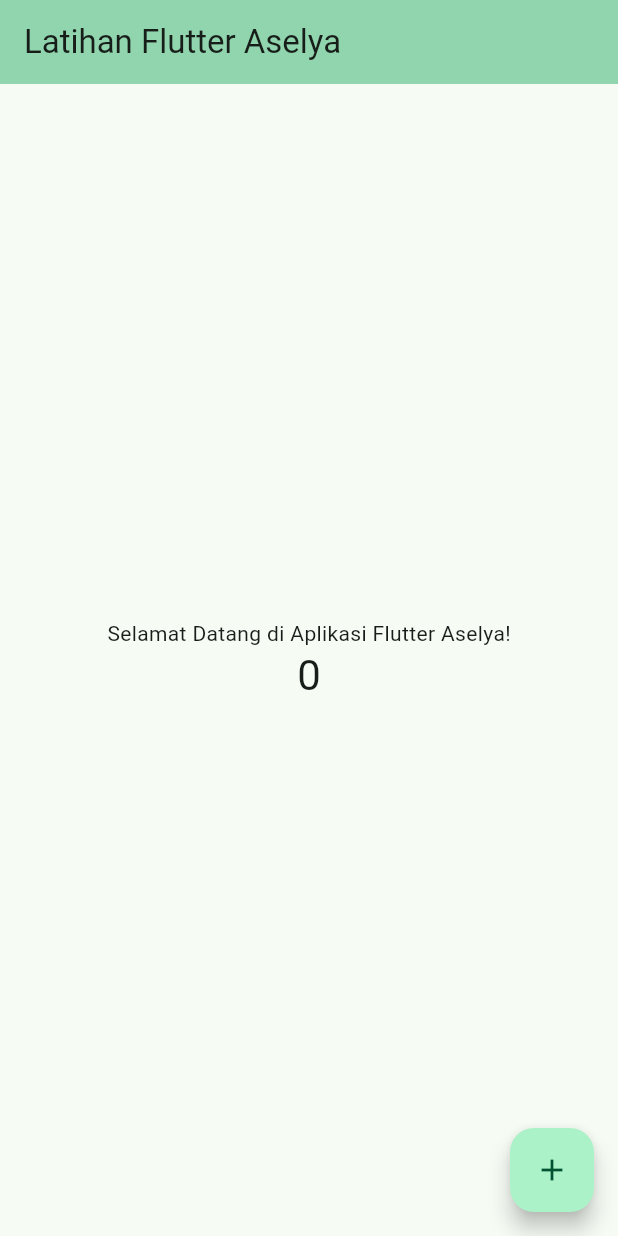
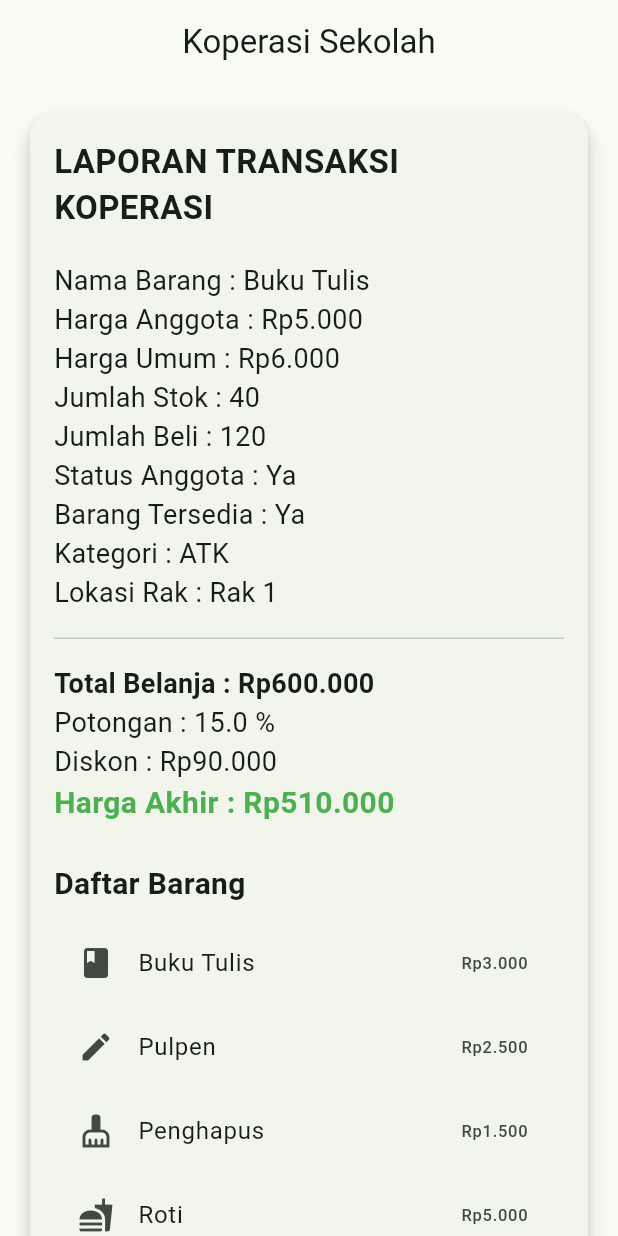
Before and after one commit to aselyarpl1-pixel/Latihan01_06, a Flutter app: the screen it shows after launch, on a phone screen of 412 x 824 dp. Run offline on Flutter 3.47's test engine with Material 3 defaults, Android fonts, the phone set to English and light mode, and no system bars.

Commit message:
Initial commit

```diff
--- a/lib/main.dart
+++ b/lib/main.dart
@@ -1,5 +1,8 @@
 import 'package:flutter/material.dart';
 
+// =======================
+// Fungsi Perhitungan
+// =======================
 
 double hitungTotal(int jumlah, double harga) {
   return jumlah * harga;
@@ -9,304 +12,246 @@ double hitungHargaAkhir(double total, double persenPotongan) {
   return total - (total * persenPotongan / 100);
 }
 
-void main() {
-  // Data Barang // Pemilihan tipe data yang tepat membuat data lebih mudah diolah dan mengurangi kesalahan saat kasir menghitung transaksi.
-  String namaBarang = "Buku Tulis"; // Saya menggunakan tipe data String untuk nama barang,
-  int hargaAnggota = 5000; // int untuk harga dan stok karena berupa angka,
-  int hargaUmum = 6000;
-  int jumlahStok = 40;
-  String kategori = "atk";
-  String rak = "Rak 1";
-
-  // Menentukan apakah barang tersedia
-  bool tersedia = jumlahStok > 0; // serta bool untuk menunjukkan apakah barang tersedia atau tidak.
-
-  // jumlah yang dibeli
-  int jumlahBeli = 120;
-
-  // Status pembeli
-  bool anggota = true;
-
-  // Menentukan harga sesuai jenis pembeli
-  int harga;
-
+// HOTS-1
+double hitungHarga(bool anggota, double hAnggota, double hUmum) {
   if (anggota) {
-    harga = hargaAnggota;
-  // ignore: dead_code
+    return hAnggota;
   } else {
-    harga = hargaUmum;
+    return hUmum;
   }
-
-  // Perhitungan
-  int totalAnggota = jumlahBeli * hargaAnggota;
-  int totalUmum = jumlahBeli * hargaUmum;
-  int selisih = totalUmum - totalAnggota;
-
-  // Hitung total belanja menggunakan fungsi
-  double total = hitungTotal(jumlahBeli, harga.toDouble());
-
-  double diskon = 0;
-  double hargaAkhir = 0;
-  double persenPotongan = 0;
-
-  if (anggota && total > 500000) {
-    persenPotongan = 15;
-  } else if (total > 200000) {
-    persenPotongan = 10;
-  } else if (total > 100000) {
-    persenPotongan = 5;
-  }
-
-  hargaAkhir = hitungHargaAkhir(total, persenPotongan);
-  diskon = total - hargaAkhir;
-
-  //pemisah ribuan
-  String rupiah(int angka) {
-  return "Rp${angka.toString().replaceAllMapped(
-    RegExp(r'\B(?=(\d{3})+(?!\d))'),
-    (match) => '.',
-  )}";
 }
 
-//switch case untuk kategori barang
-// Switch-case lebih rapi digunakan karena hanya memeriksa satu variabel,
-// yaitu kategori, dengan beberapa kemungkinan nilai.
-// Jika menggunakan banyak if-else, kode akan lebih panjang dan lebih sulit dibaca.
+/*
+Memindahkan keputusan ke fungsi mengurangi risiko salah karena
+logika penentuan harga hanya ditulis di satu tempat.
+Jika aturan harga berubah, cukup mengubah fungsi ini.
+*/
 
-switch (kategori) {
-  case "atk":
-    rak = "Rak 1";
-    break;
-  case "makanan":
-    rak = "Rak 2";
-    break;
-  case "minuman":
-    rak = "Rak 3";
-    break;
-  default:
-    rak = "Rak Lain";
+// HOTS-2
+double bayarAkhir(
+    int jumlah,
+    double harga,
+    double persenPotongan,
+) {
+  double total = hitungTotal(jumlah, harga);
+  return hitungHargaAkhir(total, persenPotongan);
 }
 
-  // ======================
-  // Daftar Barang Bernomor
-  // ======================
+/*
+Menyusun fungsi dari fungsi lain membuat program lebih rapi,
+mengurangi pengulangan kode, dan mudah dirawat.
+*/
 
-  List<String> daftarBarang = [
-    "Buku Tulis",
-    "Pulpen",
-    "Penghapus",
-    "Roti"
-  ];
-
-  List<int> daftarHarga = [
-    3000,
-    2500,
-    1500,
-    5000
-  ];
-
-  print("=== DAFTAR BARANG ===");
-
-  for (int i = 0; i < daftarBarang.length; i++) {
-    print("${i + 1}. ${daftarBarang[i]} - ${rupiah(daftarHarga[i])}");
-  }
-
-  //menampilkan hasil
-  print("=== Kartu Data Barang ===");
-  print("Nama Barang: $namaBarang");
-  print("Harga Anggota: ${rupiah(hargaAnggota)}");
-  print("Harga Umum: ${rupiah(hargaUmum)}");
-  print("Jumlah Stok: $jumlahStok");
-  print("Tersedia: $tersedia");
-  print("Total (anggota): $jumlahBeli pcs : ${rupiah(totalAnggota)}");
-  print("Selisih vs umum: ${rupiah(selisih)}");
-  print("Status Anggota: $anggota");
-  print("Harga yang digunakan: ${rupiah(harga)}");
-  print("Total Belanja : ${rupiah(total.toInt())}");
-  print("Persen Potongan : $persenPotongan%");
-  print("Diskon : Rp${diskon.toInt()}");
-  print("Harga Akhir : Rp${hargaAkhir.toInt()}");
-  print("Kategori : $kategori");
-  print("Lokasi Rak : $rak");
-
-  if (tersedia) {
-    print("Status : Barang tersedia");
-  } else {
-    print("Status : Barang tidak tersedia");
-  }
-
-
-  // ======================
-  // Perulangan While
-  // ======================
-
-  // Bahaya jika kondisi while keliru:
-  // Perulangan bisa terus berjalan atau menjual barang melebihi stok,
-  // sehingga stok menjadi negatif dan data penjualan tidak valid.
-
-  // Untuk mencegahnya, kondisi while dibuat "stok > 0".
-  // Dengan begitu penjualan akan berhenti tepat saat stok habis (0),
-  // sehingga koperasi tidak dapat menjual barang melebihi stok.
-
-  int stok = 3;
-
-  print("---- Penjualan Buku Tulis ----");
-
-  while (stok > 0) {
-    stok--;
-    print("Terjual 1, sisa stok: $stok");
-  }
-
-  // ======================
-  // Total Nilai Seluruh Stok
-  // ======================
-
-  List<int> daftarStok = [
-    2, // Buku Tulis
-    3, // Pulpen
-    4, // Penghapus
-    5  // Roti
-  ];
-
-  int totalNilaiStok = 0;
-
-  for (int i = 0; i < daftarBarang.length; i++) {
-    totalNilaiStok += daftarHarga[i] * daftarStok[i];
-  }
-
-  print("=== TOTAL NILAI SELURUH STOK ===");
-  print("Total nilai seluruh stok: ${rupiah(totalNilaiStok)}");
-
-  // ======================
-  // Barang dengan Stok Menipis
-  // ======================
-
-  print("=== BARANG DENGAN STOK MENIPIS ===");
-
-  for (int i = 0; i < daftarBarang.length; i++) {
-    if (daftarStok[i] < 5) {
-      print("${daftarBarang[i]} - Stok: ${daftarStok[i]}");
-    }
-  }
-
-  print(
-      "Laporan ini membantu koperasi mengetahui barang yang hampir habis sehingga dapat segera melakukan restok.");
-
+void main() {
   runApp(const MyApp());
 }
-
 class MyApp extends StatelessWidget {
   const MyApp({super.key});
 
-  // This widget is the root of your application.
   @override
   Widget build(BuildContext context) {
     return MaterialApp(
-      title: 'Flutter Demo',
+      debugShowCheckedModeBanner: false,
+      title: 'Koperasi Sekolah',
       theme: ThemeData(
-        // This is the theme of your application.
-        //
-        // TRY THIS: Try running your application with "flutter run". You'll see
-        // the application has a purple toolbar. Then, without quitting the app,
-        // try changing the seedColor in the colorScheme below to Colors.green
-        // and then invoke "hot reload" (save your changes or press the "hot
-        // reload" button in a Flutter-supported IDE, or press "r" if you used
-        // the command line to start the app).
-        //
-        // Notice that the counter didn't reset back to zero; the application
-        // state is not lost during the reload. To reset the state, use hot
-        // restart instead.
-        //
-        // This works for code too, not just values: Most code changes can be
-        // tested with just a hot reload.
-        colorScheme: ColorScheme.fromSeed(seedColor: Colors.greenAccent),
+        colorScheme: ColorScheme.fromSeed(seedColor: Colors.green),
       ),
-      home: const MyHomePage(title: 'Latihan Flutter Aselya'),
+      home: const HomePage(),
     );
   }
 }
 
-class MyHomePage extends StatefulWidget {
-  const MyHomePage({super.key, required this.title});
+class HomePage extends StatelessWidget {
+  const HomePage({super.key});
 
-  // This widget is the home page of your application. It is stateful, meaning
-  // that it has a State object (defined below) that contains fields that affect
-  // how it looks.
-
-  // This class is the configuration for the state. It holds the values (in this
-  // case the title) provided by the parent (in this case the App widget) and
-  // used by the build method of the State. Fields in a Widget subclass are
-  // always marked "final".
-
-  final String title;
-
-  @override
-  State<MyHomePage> createState() => _MyHomePageState();
-}
-
-class _MyHomePageState extends State<MyHomePage> {
-  int _counter = 0;
-
-  void _incrementCounter() {
-    setState(() {
-      // This call to setState tells the Flutter framework that something has
-      // changed in this State, which causes it to rerun the build method below
-      // so that the display can reflect the updated values. If we changed
-      // _counter without calling setState(), then the build method would not be
-      // called again, and so nothing would appear to happen.
-      _counter++;
-    });
+  String rupiah(int angka) {
+    return "Rp${angka.toString().replaceAllMapped(
+      RegExp(r'\B(?=(\d{3})+(?!\d))'),
+      (match) => '.',
+    )}";
   }
 
   @override
   Widget build(BuildContext context) {
-    // This method is rerun every time setState is called, for instance as done
-    // by the _incrementCounter method above.
-    //
-    // The Flutter framework has been optimized to make rerunning build methods
-    // fast, so that you can just rebuild anything that needs updating rather
-    // than having to individually change instances of widgets.
-    return Scaffold(
+
+    String namaBarang = "Buku Tulis";
+    int hargaAnggota = 5000;
+    int hargaUmum = 6000;
+    int jumlahStok = 40;
+    int jumlahBeli = 120;
+
+    bool anggota = true;
+    bool tersedia = jumlahStok > 0;
+
+    String kategori = "ATK";
+    String rak = "Rak 1";
+
+    double harga = hitungHarga(
+      anggota,
+      hargaAnggota.toDouble(),
+      hargaUmum.toDouble(),
+    );
+
+    double total = hitungTotal(jumlahBeli, harga);
+
+    double persenPotongan = 0;
+
+    if (anggota && total > 500000) {
+      persenPotongan = 15;
+    } else if (total > 200000) {
+      persenPotongan = 10;
+    } else if (total > 100000) {
+      persenPotongan = 5;
+    }
+
+    double hargaAkhir =
+        bayarAkhir(jumlahBeli, harga, persenPotongan);
+
+    double diskon = total - hargaAkhir;
+        return Scaffold(
       appBar: AppBar(
-        // TRY THIS: Try changing the color here to a specific color (to
-        // Colors.amber, perhaps?) and trigger a hot reload to see the AppBar
-        // change color while the other colors stay the same.
-        backgroundColor: Theme.of(context).colorScheme.inversePrimary,
-        // Here we take the value from the MyHomePage object that was created by
-        // the App.build method, and use it to set our appbar title.
-        title: Text(widget.title),
+        title: const Text("Koperasi Sekolah"),
+        centerTitle: true,
       ),
-      body: Center(
-        // Center is a layout widget. It takes a single child and positions it
-        // in the middle of the parent.
-        child: Column(
-          // Column is also a layout widget. It takes a list of children and
-          // arranges them vertically. By default, it sizes itself to fit its
-          // children horizontally, and tries to be as tall as its parent.
-          //
-          // Column has various properties to control how it sizes itself and
-          // how it positions its children. Here we use mainAxisAlignment to
-          // center the children vertically; the main axis here is the vertical
-          // axis because Columns are vertical (the cross axis would be
-          // horizontal).
-          //
-          // TRY THIS: Invoke "debug painting" (choose the "Toggle Debug Paint"
-          // action in the IDE, or press "p" in the console), to see the
-          // wireframe for each widget.
-          mainAxisAlignment: MainAxisAlignment.center,
-          children: [
-            const Text('Selamat Datang di Aplikasi Flutter Aselya!'),
-            Text(
-              '$_counter',
-              style: Theme.of(context).textTheme.headlineMedium,
+      body: SingleChildScrollView(
+        padding: const EdgeInsets.all(16),
+        child: Card(
+          elevation: 5,
+          shape: RoundedRectangleBorder(
+            borderRadius: BorderRadius.circular(15),
+          ),
+          child: Padding(
+            padding: const EdgeInsets.all(16),
+            child: Column(
+              crossAxisAlignment: CrossAxisAlignment.start,
+              children: [
+
+                const Center(
+                  child: Text(
+                    "LAPORAN TRANSAKSI KOPERASI",
+                    style: TextStyle(
+                      fontSize: 22,
+                      fontWeight: FontWeight.bold,
+                    ),
+                  ),
+                ),
+
+                const SizedBox(height: 20),
+
+                Text(
+                  "Nama Barang : $namaBarang",
+                  style: const TextStyle(fontSize: 18),
+                ),
+
+                Text(
+                  "Harga Anggota : ${rupiah(hargaAnggota)}",
+                  style: const TextStyle(fontSize: 18),
+                ),
+
+                Text(
+                  "Harga Umum : ${rupiah(hargaUmum)}",
+                  style: const TextStyle(fontSize: 18),
+                ),
+
+                Text(
+                  "Jumlah Stok : $jumlahStok",
+                  style: const TextStyle(fontSize: 18),
+                ),
+
+                Text(
+                  "Jumlah Beli : $jumlahBeli",
+                  style: const TextStyle(fontSize: 18),
+                ),
+
+                Text(
+                  // ignore: dead_code
+                  "Status Anggota : ${anggota ? "Ya" : "Tidak"}",
+                  style: const TextStyle(fontSize: 18),
+                ),
+
+                Text(
+                  "Barang Tersedia : ${tersedia ? "Ya" : "Tidak"}",
+                  style: const TextStyle(fontSize: 18),
+                ),
+
+                Text(
+                  "Kategori : $kategori",
+                  style: const TextStyle(fontSize: 18),
+                ),
+
+                Text(
+                  "Lokasi Rak : $rak",
+                  style: const TextStyle(fontSize: 18),
+                ),
+
+                const Divider(height: 35),
+
+                Text(
+                  "Total Belanja : ${rupiah(total.toInt())}",
+                  style: const TextStyle(
+                    fontSize: 18,
+                    fontWeight: FontWeight.bold,
+                  ),
+                ),
+
+                Text(
+                  "Potongan : $persenPotongan %",
+                  style: const TextStyle(fontSize: 18),
+                ),
+
+                Text(
+                  "Diskon : ${rupiah(diskon.toInt())}",
+                  style: const TextStyle(fontSize: 18),
+                ),
+
+                Text(
+                  "Harga Akhir : ${rupiah(hargaAkhir.toInt())}",
+                  style: const TextStyle(
+                    fontSize: 20,
+                    color: Colors.green,
+                    fontWeight: FontWeight.bold,
+                  ),
+                ),
+
+                const SizedBox(height: 25),
+
+                const Text(
+                  "Daftar Barang",
+                  style: TextStyle(
+                    fontSize: 20,
+                    fontWeight: FontWeight.bold,
+                  ),
+                ),
+
+                const SizedBox(height: 10),
+
+                ListTile(
+                  leading: const Icon(Icons.book),
+                  title: const Text("Buku Tulis"),
+                  trailing: Text(rupiah(3000)),
+                ),
+
+                ListTile(
+                  leading: const Icon(Icons.edit),
+                  title: const Text("Pulpen"),
+                  trailing: Text(rupiah(2500)),
+                ),
+
+                ListTile(
+                  leading: const Icon(Icons.cleaning_services),
+                  title: const Text("Penghapus"),
+                  trailing: Text(rupiah(1500)),
+                ),
+
+                ListTile(
+                  leading: const Icon(Icons.fastfood),
+                  title: const Text("Roti"),
+                  trailing: Text(rupiah(5000)),
+                ),
+              ],
             ),
-          ],
+          ),
         ),
-      ),
-      floatingActionButton: FloatingActionButton(
-        onPressed: _incrementCounter,
-        tooltip: 'Increment',
-        child: const Icon(Icons.add),
       ),
     );
   }
```
